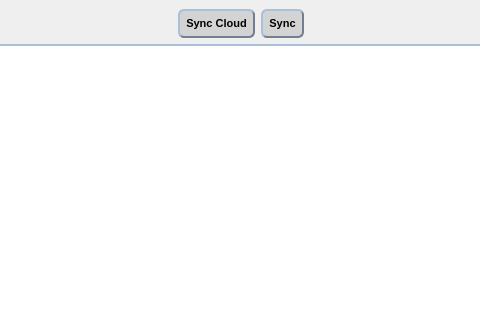
hsBoyz/MiniLockSync, file src/filewindow.ui: the form before one commit; both pictures show x 152 to 632 and y 0 to 320 of the 821 by 541 pixel window.
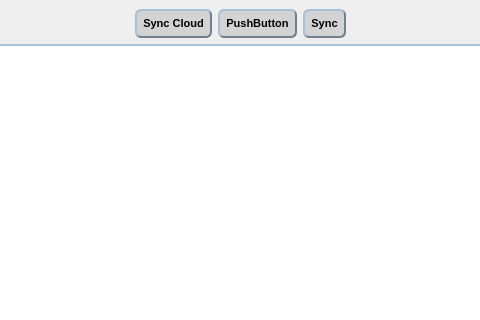
The form after the commit. Icons and pictures are not drawn.

Commit message: add button to add folder to workdir in filewindow

Patch:
```diff
--- a/src/filewindow.ui
+++ b/src/filewindow.ui
@@ -83,6 +83,29 @@
         </property>
        </widget>
       </item>
+      <item>
+       <widget class="QPushButton" name="pushButton_addFolder">
+        <property name="styleSheet">
+         <string notr="true">QPushButton#pushButton_addFolder {
+     background-color: #D3D3D3;
+     border-style: outset;
+     border-width: 2px;
+     border-radius: 6px;
+     border-color: #708090;
+    font: bold 11px;
+     min-width: 8em;
+     padding: 6px;
+ }
+ 
+QPushButton#pushButton_addFolder:hover {
+	 background-color: #B0C4DE;
+}</string>
+        </property>
+        <property name="text">
+         <string>PushButton</string>
+        </property>
+       </widget>
+      </item>
       <item>
        <widget class="QPushButton" name="pushButton_sync">
         <property name="styleSheet">
```
The commit also changes 3 other files.
